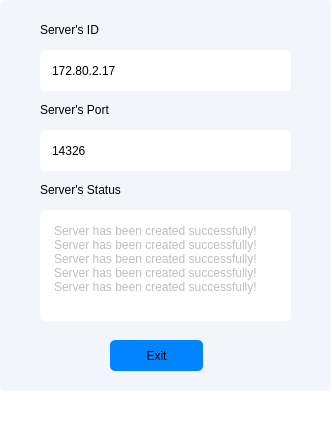
Above: serverinfo.ui from hdkhang6803/PC_Remote_Control before the change. Below: the same form after it.
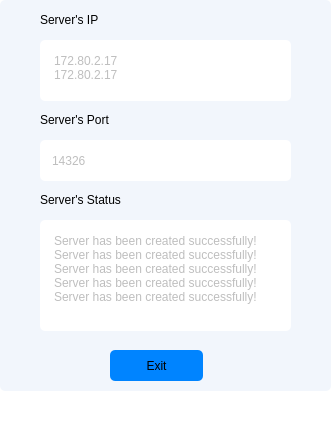
That is the form after the change.

Diff of the .ui file:
```diff
--- a/serverinfo.ui
+++ b/serverinfo.ui
@@ -30,30 +30,11 @@
      <string notr="true">border-radius: 5px;
 background-color: #F2F6FC;</string>
     </property>
-    <widget class="QLineEdit" name="IDinput">
-     <property name="geometry">
-      <rect>
-       <x>40</x>
-       <y>50</y>
-       <width>251</width>
-       <height>41</height>
-      </rect>
-     </property>
-     <property name="styleSheet">
-      <string notr="true">background-color: #ffffff;
-border: 1px #000000;
-border-radius: 5px;
-padding-left: 10px;</string>
-     </property>
-     <property name="text">
-      <string>172.80.2.17</string>
-     </property>
-    </widget>
     <widget class="QLabel" name="IDlabel">
      <property name="geometry">
       <rect>
        <x>40</x>
-       <y>20</y>
+       <y>10</y>
        <width>251</width>
        <height>20</height>
       </rect>
@@ -63,14 +44,14 @@
 border: none;</string>
      </property>
      <property name="text">
-      <string>Server's ID</string>
+      <string>Server's IP</string>
      </property>
     </widget>
     <widget class="QLabel" name="portLabel">
      <property name="geometry">
       <rect>
        <x>40</x>
-       <y>100</y>
+       <y>110</y>
        <width>251</width>
        <height>20</height>
       </rect>
@@ -84,10 +65,13 @@
      </property>
     </widget>
     <widget class="QLineEdit" name="portInput">
+     <property name="enabled">
+      <bool>false</bool>
+     </property>
      <property name="geometry">
       <rect>
        <x>40</x>
-       <y>130</y>
+       <y>140</y>
        <width>251</width>
        <height>41</height>
       </rect>
@@ -106,7 +90,7 @@
      <property name="geometry">
       <rect>
        <x>110</x>
-       <y>340</y>
+       <y>350</y>
        <width>93</width>
        <height>31</height>
       </rect>
@@ -125,7 +109,7 @@
      <property name="geometry">
       <rect>
        <x>40</x>
-       <y>180</y>
+       <y>190</y>
        <width>251</width>
        <height>20</height>
       </rect>
@@ -145,7 +129,7 @@
      <property name="geometry">
       <rect>
        <x>40</x>
-       <y>210</y>
+       <y>220</y>
        <width>251</width>
        <height>111</height>
       </rect>
@@ -171,6 +155,36 @@
 &lt;p style=&quot; margin-top:0px; margin-bottom:0px; margin-left:0px; margin-right:0px; -qt-block-indent:0; text-indent:0px;&quot;&gt;Server has been created successfully!&lt;/p&gt;&lt;/body&gt;&lt;/html&gt;</string>
      </property>
     </widget>
+    <widget class="QTextEdit" name="IDInput">
+     <property name="enabled">
+      <bool>false</bool>
+     </property>
+     <property name="geometry">
+      <rect>
+       <x>40</x>
+       <y>40</y>
+       <width>251</width>
+       <height>61</height>
+      </rect>
+     </property>
+     <property name="styleSheet">
+      <string notr="true">background-color: #ffffff;
+border: 1px #000000;
+border-radius: 5px;
+padding: 10px;</string>
+     </property>
+     <property name="html">
+      <string>&lt;!DOCTYPE HTML PUBLIC &quot;-//W3C//DTD HTML 4.0//EN&quot; &quot;http://www.w3.org/TR/REC-html40/strict.dtd&quot;&gt;
+&lt;html&gt;&lt;head&gt;&lt;meta name=&quot;qrichtext&quot; content=&quot;1&quot; /&gt;&lt;meta charset=&quot;utf-8&quot; /&gt;&lt;style type=&quot;text/css&quot;&gt;
+p, li { white-space: pre-wrap; }
+hr { height: 1px; border-width: 0; }
+li.unchecked::marker { content: &quot;\2610&quot;; }
+li.checked::marker { content: &quot;\2612&quot;; }
+&lt;/style&gt;&lt;/head&gt;&lt;body style=&quot; font-family:'Segoe UI'; font-size:9pt; font-weight:400; font-style:normal;&quot;&gt;
+&lt;p style=&quot; margin-top:0px; margin-bottom:0px; margin-left:0px; margin-right:0px; -qt-block-indent:0; text-indent:0px;&quot;&gt;172.80.2.17&lt;/p&gt;
+&lt;p style=&quot; margin-top:0px; margin-bottom:0px; margin-left:0px; margin-right:0px; -qt-block-indent:0; text-indent:0px;&quot;&gt;172.80.2.17&lt;/p&gt;&lt;/body&gt;&lt;/html&gt;</string>
+     </property>
+    </widget>
    </widget>
   </widget>
   <widget class="QMenuBar" name="menubar">
```
